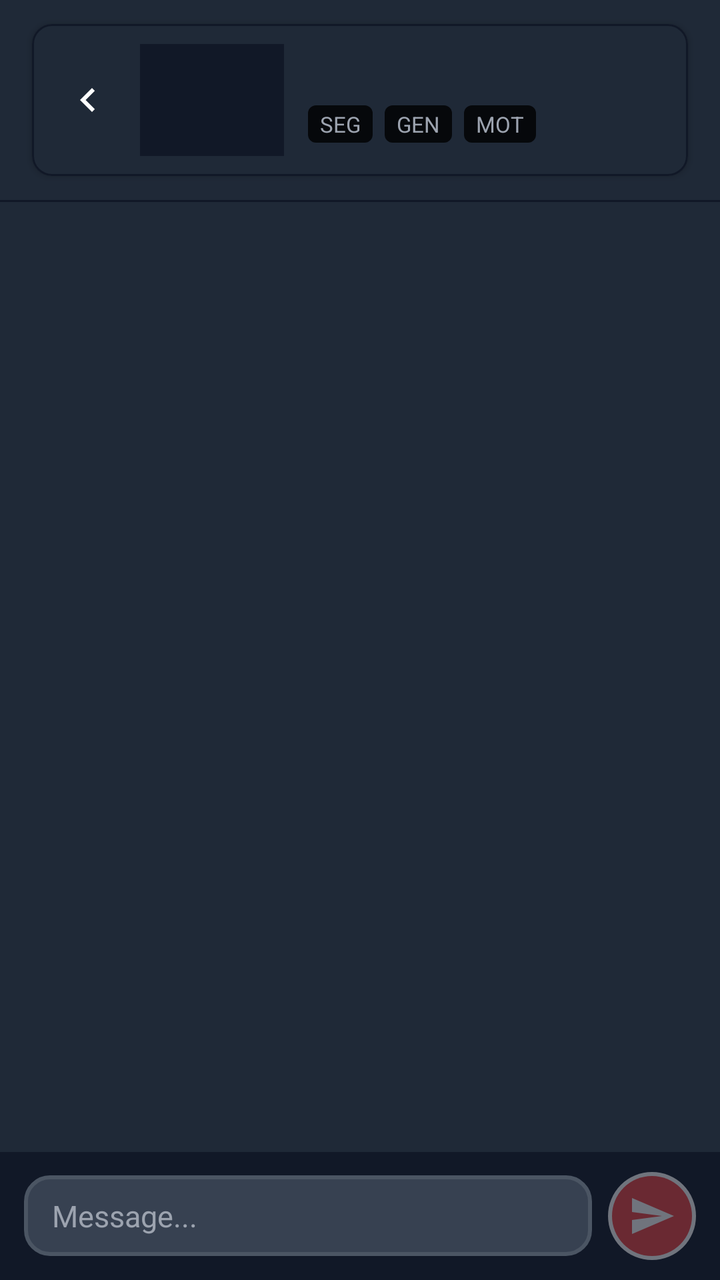
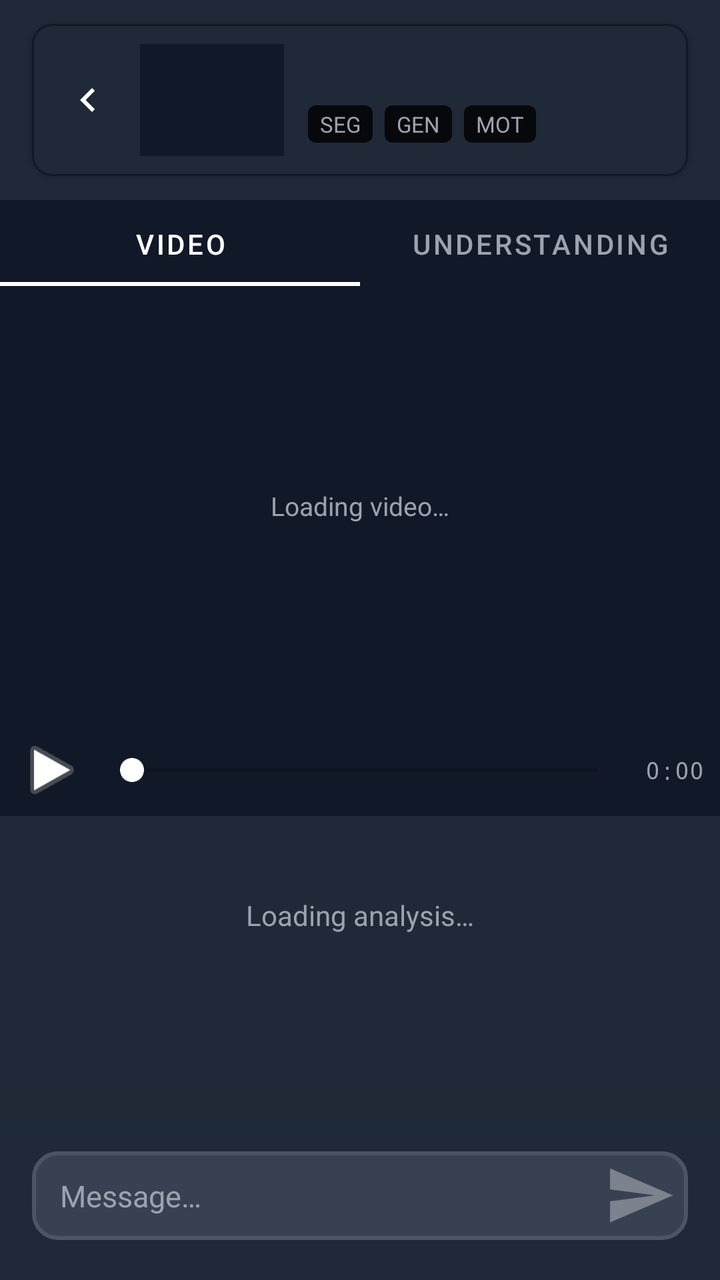

Two renders of the same Android screen: before a commit and after it. Below are the layout's source before the change and the commit's diff.
<!-- AndroidManifest.xml: application theme AppTheme -->
<!-- res/layout/fragment_analysis.xml -->
<?xml version="1.0" encoding="utf-8"?>
<LinearLayout xmlns:android="http://schemas.android.com/apk/res/android"
    xmlns:app="http://schemas.android.com/apk/res-auto"
    android:layout_width="match_parent"
    android:layout_height="match_parent"
    android:background="@color/bg_panel"
    android:orientation="vertical">

    
    <com.google.android.material.card.MaterialCardView
        android:layout_width="match_parent"
        android:layout_height="wrap_content"
        android:layout_marginStart="16dp"
        android:layout_marginEnd="16dp"
        android:layout_marginTop="12dp"
        android:layout_marginBottom="4dp"
        app:cardCornerRadius="10dp"
        app:cardElevation="2dp"
        app:strokeColor="@color/bg_dark"
        app:strokeWidth="1dp"
        app:cardBackgroundColor="@color/bg_panel">

        <LinearLayout
            android:layout_width="match_parent"
            android:layout_height="wrap_content"
            android:orientation="horizontal"
            android:gravity="center_vertical"
            android:padding="10dp">

            <ImageButton
                android:id="@+id/back_button"
                android:layout_width="36dp"
                android:layout_height="36dp"
                android:layout_marginEnd="8dp"
                android:background="@android:color/transparent"
                android:src="@drawable/ic_chevron_left"
                android:scaleType="center"
                android:contentDescription="Back" />

            <ImageView
                android:id="@+id/preview_image"
                android:layout_width="72dp"
                android:layout_height="56dp"
                android:scaleType="centerCrop"
                android:background="@color/bg_dark"
                android:layout_marginEnd="12dp" />

            <LinearLayout
                android:layout_width="0dp"
                android:layout_height="wrap_content"
                android:layout_weight="1"
                android:orientation="vertical">

                <TextView
                    android:id="@+id/preview_title"
                    android:layout_width="match_parent"
                    android:layout_height="wrap_content"
                    android:textColor="@color/text_primary"
                    android:textSize="14sp"
                    android:textStyle="bold" />

                <LinearLayout
                    android:layout_width="match_parent"
                    android:layout_height="wrap_content"
                    android:orientation="horizontal"
                    android:layout_marginTop="5dp">

                    <TextView
                        android:id="@+id/preview_status_seg"
                        android:layout_width="wrap_content"
                        android:layout_height="wrap_content"
                        android:text="SEG"
                        android:textSize="11sp"
                        android:paddingStart="6dp"
                        android:paddingEnd="6dp"
                        android:paddingTop="2dp"
                        android:paddingBottom="2dp"
                        android:layout_marginEnd="6dp"
                        android:background="@drawable/badge_timer"
                        android:textColor="@color/text_secondary" />

                    <TextView
                        android:id="@+id/preview_status_gen"
                        android:layout_width="wrap_content"
                        android:layout_height="wrap_content"
                        android:text="GEN"
                        android:textSize="11sp"
                        android:paddingStart="6dp"
                        android:paddingEnd="6dp"
                        android:paddingTop="2dp"
                        android:paddingBottom="2dp"
                        android:layout_marginEnd="6dp"
                        android:background="@drawable/badge_timer"
                        android:textColor="@color/text_secondary" />

                    <TextView
                        android:id="@+id/preview_status_mot"
                        android:layout_width="wrap_content"
                        android:layout_height="wrap_content"
                        android:text="MOT"
                        android:textSize="11sp"
                        android:paddingStart="6dp"
                        android:paddingEnd="6dp"
                        android:paddingTop="2dp"
                        android:paddingBottom="2dp"
                        android:background="@drawable/badge_timer"
                        android:textColor="@color/text_secondary" />

                </LinearLayout>
            </LinearLayout>
        </LinearLayout>
    </com.google.android.material.card.MaterialCardView>

    
    <View
        android:layout_width="match_parent"
        android:layout_height="1dp"
        android:layout_marginTop="8dp"
        android:background="@color/bg_dark" />

    
    <FrameLayout
        android:layout_width="match_parent"
        android:layout_height="0dp"
        android:layout_weight="1">

        
        <androidx.recyclerview.widget.RecyclerView
            android:id="@+id/messages_recycler_view"
            android:layout_width="match_parent"
            android:layout_height="match_parent"
            android:paddingTop="8dp"
            android:paddingBottom="80dp"
            android:clipToPadding="false" />

        
        <LinearLayout
            android:id="@+id/input_bar"
            android:layout_width="match_parent"
            android:layout_height="wrap_content"
            android:layout_gravity="bottom"
            android:background="@color/bg_header"
            android:orientation="horizontal"
            android:gravity="center_vertical"
            android:paddingStart="12dp"
            android:paddingEnd="12dp"
            android:paddingTop="10dp"
            android:paddingBottom="10dp">

            <EditText
                android:id="@+id/message_input"
                android:layout_width="0dp"
                android:layout_height="wrap_content"
                android:layout_weight="1"
                android:background="@drawable/input_background"
                android:paddingStart="14dp"
                android:paddingEnd="14dp"
                android:paddingTop="10dp"
                android:paddingBottom="10dp"
                android:hint="Message..."
                android:inputType="textMultiLine|textCapSentences"
                android:maxLines="4"
                android:textColor="@color/text_primary"
                android:textColorHint="@color/text_secondary"
                android:textSize="15sp" />

            <ImageButton
                android:id="@+id/send_button"
                android:layout_width="44dp"
                android:layout_height="44dp"
                android:layout_marginStart="8dp"
                android:background="@drawable/record_button_idle"
                android:src="@drawable/ic_send"
                android:scaleType="center"
                android:contentDescription="Send"
                android:enabled="false"
                android:alpha="0.4" />

        </LinearLayout>
    </FrameLayout>

</LinearLayout>
<!-- resources referenced by this layout -->
<resources>
  <color name="bg_dark">#111827</color>
  <color name="bg_header">#111827</color>
  <color name="bg_panel">#1F2937</color>
  <color name="text_primary">#FFFFFF</color>
  <color name="text_secondary">#9CA3AF</color>
  <!-- drawable badge_timer (drawable) -->
  <?xml version="1.0" encoding="utf-8"?>
  <shape xmlns:android="http://schemas.android.com/apk/res/android">
      <solid android:color="#CC000000"/>
      <corners android:radius="4dp"/>
  </shape>
  <!-- drawable ic_chevron_left (drawable) -->
  <vector xmlns:android="http://schemas.android.com/apk/res/android" android:width="24dp" android:height="24dp" android:viewportWidth="24" android:viewportHeight="24">
    <path android:fillColor="#FFFFFF" android:pathData="M15.41,7.41L14,6l-6,6 6,6 1.41,-1.41L10.83,12z"/>
  </vector>
  <!-- drawable ic_send (drawable) -->
  <vector xmlns:android="http://schemas.android.com/apk/res/android" android:width="24dp" android:height="24dp" android:viewportWidth="24" android:viewportHeight="24">
    <path android:fillColor="#FFFFFF" android:pathData="M2.01,21L23,12 2.01,3 2,10l15,2 -15,2z"/>
  </vector>
  <!-- drawable input_background (drawable) -->
  <?xml version="1.0" encoding="utf-8"?>
  <shape xmlns:android="http://schemas.android.com/apk/res/android">
      <solid android:color="#374151"/>
      <corners android:radius="12dp"/>
      <stroke android:width="2dp" android:color="#4B5563"/>
  </shape>
  <!-- drawable record_button_idle (drawable) -->
  <?xml version="1.0" encoding="utf-8"?>
  <layer-list xmlns:android="http://schemas.android.com/apk/res/android">
      
      <item>
          <shape android:shape="oval">
              <solid android:color="#FFFFFF" />
          </shape>
      </item>
      
      <item
          android:width="40dp"
          android:height="40dp"
          android:gravity="center">
          <shape android:shape="oval">
              <solid android:color="#EF4444" />
          </shape>
      </item>
  </layer-list>
  <style name="AppTheme" parent="Theme.MaterialComponents.DayNight.NoActionBar">
          <item name="colorPrimary">@color/accent_red</item>
          <item name="colorPrimaryVariant">#DC2626</item>
          <item name="colorOnPrimary">@color/text_primary</item>
          <item name="colorSecondary">@color/accent_red</item>
          <item name="colorOnSecondary">@color/text_primary</item>
          <item name="android:windowBackground">@color/bg_dark</item>
          <item name="android:statusBarColor">@color/bg_dark</item>
          <item name="android:navigationBarColor">@color/bg_header</item>
          
          <item name="colorSurface">@color/card_bg</item>
          <item name="colorOnSurface">@color/text_primary</item>
          <item name="switchStyle">@style/AppSwitchStyle</item>
          
          <item name="materialSwitchStyle">@style/AppSwitchStyle</item>
      </style>
  <color name="accent_red">#EF4444</color>
  <color name="card_bg">#374151</color>
  <style name="AppSwitchStyle" parent="Widget.Material3.CompoundButton.MaterialSwitch">
          <item name="trackTint">@color/switch_track_tint</item>
          <item name="thumbTint">@color/switch_thumb_tint</item>
          <item name="android:textOn" />
          <item name="android:textOff" />
      </style>
</resources>

<!-- the commit's change to res/layout/fragment_analysis.xml (unified diff, before → after) -->
@@ -125,58 +125,241 @@
         android:layout_weight="1">
 
         
-        <androidx.recyclerview.widget.RecyclerView
-            android:id="@+id/messages_recycler_view"
+        <ScrollView
+            android:id="@+id/summary_scroll"
             android:layout_width="match_parent"
             android:layout_height="match_parent"
-            android:paddingTop="8dp"
-            android:paddingBottom="80dp"
-            android:clipToPadding="false" />
-
+            android:paddingBottom="88dp"
+            android:clipToPadding="false"
+            android:overScrollMode="ifContentScrolls"
+            android:fillViewport="false">
+
+            <LinearLayout
+                android:layout_width="match_parent"
+                android:layout_height="wrap_content"
+                android:orientation="vertical">
+
+                
+
+                <com.google.android.material.tabs.TabLayout
+                    android:id="@+id/video_tabs"
+                    android:layout_width="match_parent"
+                    android:layout_height="42dp"
+                    android:background="@color/bg_header"
+                    app:tabTextColor="@color/text_secondary"
+                    app:tabSelectedTextColor="@color/text_primary"
+                    app:tabIndicatorColor="@color/text_primary"
+                    app:tabIndicatorHeight="2dp"
+                    app:tabRippleColor="@android:color/transparent"
+                    app:tabTextAppearance="@android:style/TextAppearance.Small">
+
+                    <com.google.android.material.tabs.TabItem
+                        android:layout_width="wrap_content"
+                        android:layout_height="wrap_content"
+                        android:text="Video" />
+
+                    <com.google.android.material.tabs.TabItem
+                        android:layout_width="wrap_content"
+                        android:layout_height="wrap_content"
+                        android:text="Understanding" />
+
+                </com.google.android.material.tabs.TabLayout>
+
+                <FrameLayout
+                    android:id="@+id/video_container"
+                    android:layout_width="match_parent"
+                    android:layout_height="220dp"
+                    android:background="@color/bg_dark">
+
+                    <ImageView
+                        android:id="@+id/video_frame_view"
+                        android:layout_width="match_parent"
+                        android:layout_height="match_parent"
+                        android:scaleType="fitCenter"
+                        android:contentDescription="Video frame" />
+
+                    <TextView
+                        android:id="@+id/video_loading"
+                        android:layout_width="wrap_content"
+                        android:layout_height="wrap_content"
+                        android:layout_gravity="center"
+                        android:text="Loading video…"
+                        android:textColor="@color/text_secondary"
+                        android:textSize="13sp"
+                        android:visibility="visible" />
+
+                </FrameLayout>
+
+                
+                <LinearLayout
+                    android:id="@+id/video_controls"
+                    android:layout_width="match_parent"
+                    android:layout_height="wrap_content"
+                    android:background="@color/bg_header"
+                    android:orientation="horizontal"
+                    android:gravity="center_vertical"
+                    android:paddingStart="8dp"
+                    android:paddingEnd="8dp"
+                    android:paddingTop="4dp"
+                    android:paddingBottom="4dp">
+
+                    <ImageButton
+                        android:id="@+id/play_pause_button"
+                        android:layout_width="36dp"
+                        android:layout_height="36dp"
+                        android:background="@android:color/transparent"
+                        android:src="@android:drawable/ic_media_play"
+                        android:scaleType="fitCenter"
+                        android:contentDescription="Play / Pause" />
+
+                    <SeekBar
+                        android:id="@+id/video_seekbar"
+                        android:layout_width="0dp"
+                        android:layout_height="wrap_content"
+                        android:layout_weight="1"
+                        android:layout_marginStart="6dp"
+                        android:layout_marginEnd="8dp"
+                        android:max="100"
+                        android:progress="0"
+                        android:progressTint="@color/text_primary"
+                        android:thumbTint="@color/text_primary" />
+
+                    <TextView
+                        android:id="@+id/video_time"
+                        android:layout_width="wrap_content"
+                        android:layout_height="wrap_content"
+                        android:text="0:00"
+                        android:textColor="@color/text_secondary"
+                        android:textSize="12sp"
+                        android:fontFamily="monospace" />
+
+                </LinearLayout>
+
+                
+                <View
+                    android:layout_width="match_parent"
+                    android:layout_height="1dp"
+                    android:background="@color/bg_dark" />
+
+                
+                <LinearLayout
+                    android:layout_width="match_parent"
+                    android:layout_height="wrap_content"
+                    android:orientation="vertical"
+                    android:paddingStart="20dp"
+                    android:paddingEnd="20dp"
+                    android:paddingTop="16dp"
+                    android:paddingBottom="8dp">
+
+                    <TextView
+                        android:id="@+id/summary_title"
+                        android:layout_width="match_parent"
+                        android:layout_height="wrap_content"
+                        android:textColor="@color/text_primary"
+                        android:textSize="20sp"
+                        android:textStyle="bold"
+                        android:lineSpacingMultiplier="1.2"
+                        android:layout_marginBottom="12dp"
+                        android:visibility="gone" />
+
+                    <TextView
+                        android:id="@+id/summary_body"
+                        android:layout_width="match_parent"
+                        android:layout_height="wrap_content"
+                        android:textColor="@color/text_primary"
+                        android:textSize="15sp"
+                        android:lineSpacingMultiplier="1.5"
+                        android:visibility="gone" />
+
+                    <TextView
+                        android:id="@+id/summary_loading"
+                        android:layout_width="match_parent"
+                        android:layout_height="wrap_content"
+                        android:text="Loading analysis…"
+                        android:textColor="@color/text_secondary"
+                        android:textSize="14sp"
+                        android:paddingTop="24dp"
+                        android:gravity="center"
+                        android:visibility="visible" />
+
+                </LinearLayout>
+
+                
+                <LinearLayout
+                    android:id="@+id/chat_container"
+                    android:layout_width="match_parent"
+                    android:layout_height="wrap_content"
+                    android:orientation="vertical"
+                    android:paddingStart="16dp"
+                    android:paddingEnd="16dp"
+                    android:paddingTop="8dp"
+                    android:visibility="gone" />
+
+            </LinearLayout>
+        </ScrollView>
+
+        
         
         <LinearLayout
             android:id="@+id/input_bar"
             android:layout_width="match_parent"
             android:layout_height="wrap_content"
             android:layout_gravity="bottom"
-            android:background="@color/bg_header"
-            android:orientation="horizontal"
-            android:gravity="center_vertical"
-            android:paddingStart="12dp"
-            android:paddingEnd="12dp"
-            android:paddingTop="10dp"
-            android:paddingBottom="10dp">
-
-            <EditText
-                android:id="@+id/message_input"
-                android:layout_width="0dp"
+            android:orientation="vertical"
+            android:background="@android:color/transparent">
+
+            
+            <View
+                android:layout_width="match_parent"
+                android:layout_height="48dp"
+                android:background="@drawable/input_bar_scrim" />
+
+            
+            <LinearLayout
+                android:layout_width="match_parent"
                 android:layout_height="wrap_content"
-                android:layout_weight="1"
+                android:orientation="horizontal"
+                android:gravity="center_vertical"
                 android:background="@drawable/input_background"
+                android:layout_marginStart="16dp"
+                android:layout_marginEnd="16dp"
+                android:layout_marginBottom="20dp"
                 android:paddingStart="14dp"
-                android:paddingEnd="14dp"
-                android:paddingTop="10dp"
-                android:paddingBottom="10dp"
-                android:hint="Message..."
-                android:inputType="textMultiLine|textCapSentences"
-                android:maxLines="4"
-                android:textColor="@color/text_primary"
-                android:textColorHint="@color/text_secondary"
-                android:textSize="15sp" />
-
-            <ImageButton
-                android:id="@+id/send_button"
-                android:layout_width="44dp"
-                android:layout_height="44dp"
-                android:layout_marginStart="8dp"
-                android:background="@drawable/record_button_idle"
-                android:src="@drawable/ic_send"
-                android:scaleType="center"
-                android:contentDescription="Send"
-                android:enabled="false"
-                android:alpha="0.4" />
+                android:paddingEnd="6dp"
+                android:paddingTop="4dp"
+                android:paddingBottom="4dp">
+
+                <EditText
+                    android:id="@+id/message_input"
+                    android:layout_width="0dp"
+                    android:layout_height="wrap_content"
+                    android:layout_weight="1"
+                    android:background="@android:color/transparent"
+                    android:hint="Message…"
+                    android:inputType="textMultiLine|textCapSentences"
+                    android:maxLines="4"
+                    android:textColor="@color/text_primary"
+                    android:textColorHint="@color/text_secondary"
+                    android:textSize="15sp"
+                    android:paddingTop="8dp"
+                    android:paddingBottom="8dp" />
+
+                <ImageButton
+                    android:id="@+id/send_button"
+                    android:layout_width="36dp"
+                    android:layout_height="36dp"
+                    android:layout_marginStart="4dp"
+                    android:background="@android:color/transparent"
+                    android:src="@drawable/ic_send"
+                    android:scaleType="fitCenter"
+                    android:contentDescription="Send"
+                    android:enabled="false"
+                    android:alpha="0.35" />
+
+            </LinearLayout>
 
         </LinearLayout>
+
     </FrameLayout>
 
 </LinearLayout>
<!-- resource entries referenced after the edit -->
@@ -26,25 +26,15 @@
       <corners android:radius="12dp"/>
       <stroke android:width="2dp" android:color="#4B5563"/>
   </shape>
-  <!-- drawable record_button_idle (drawable) -->
+  <!-- drawable input_bar_scrim (drawable) -->
   <?xml version="1.0" encoding="utf-8"?>
-  <layer-list xmlns:android="http://schemas.android.com/apk/res/android">
+  <shape xmlns:android="http://schemas.android.com/apk/res/android">
       
-      <item>
-          <shape android:shape="oval">
-              <solid android:color="#FFFFFF" />
-          </shape>
-      </item>
-      
-      <item
-          android:width="40dp"
-          android:height="40dp"
-          android:gravity="center">
-          <shape android:shape="oval">
-              <solid android:color="#EF4444" />
-          </shape>
-      </item>
-  </layer-list>
+      <gradient
+          android:startColor="#001F2937"
+          android:endColor="#E61F2937"
+          android:angle="270" />
+  </shape>
   <style name="AppTheme" parent="Theme.MaterialComponents.DayNight.NoActionBar">
           <item name="colorPrimary">@color/accent_red</item>
           <item name="colorPrimaryVariant">#DC2626</item>
